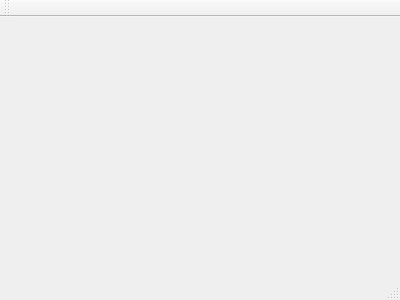
linuxdeepin/linglong-builder-demo, file mainwindow.ui: the form before one commit.
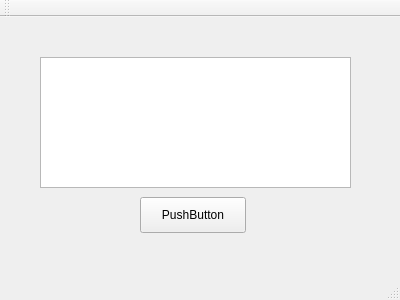
The form after the commit.

Commit message: feat: add linglong.yaml (#3)

Diff of the .ui file:
```diff
--- a/mainwindow.ui
+++ b/mainwindow.ui
@@ -13,7 +13,31 @@
   <property name="windowTitle">
    <string>MainWindow</string>
   </property>
-  <widget class="QWidget" name="centralWidget"/>
+  <widget class="QWidget" name="centralWidget">
+   <widget class="QPushButton" name="pushButton">
+    <property name="geometry">
+     <rect>
+      <x>140</x>
+      <y>180</y>
+      <width>106</width>
+      <height>36</height>
+     </rect>
+    </property>
+    <property name="text">
+     <string>PushButton</string>
+    </property>
+   </widget>
+   <widget class="QTextEdit" name="textEdit">
+    <property name="geometry">
+     <rect>
+      <x>40</x>
+      <y>40</y>
+      <width>311</width>
+      <height>131</height>
+     </rect>
+    </property>
+   </widget>
+  </widget>
   <widget class="QMenuBar" name="menuBar">
    <property name="geometry">
     <rect>
```
Left out of the diff: 2 changed lines with no effect on the pictures. The commit also changes 2 other files.
